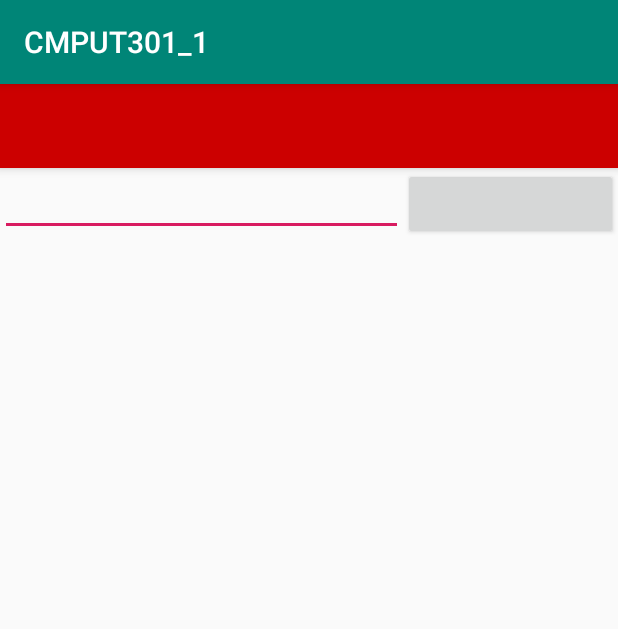
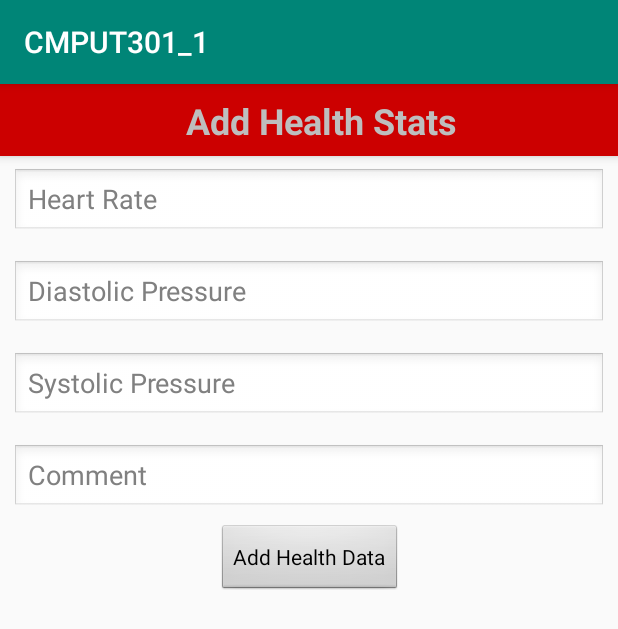
Before and after one commit to DeweertD/CMPUT301_1, an Android app: the screen it shows after launch (AddHealthStats), after a tap on an icon or button, on a phone screen of 412 x 824 dp. Shown: the top 629 px of the screen. Run offline under Robolectric (Android 15) with nearby library versions, the phone set to English and light mode, and no system bars.

Commit message:
Added health data input page

```diff
--- a/app/src/main/java/com/devon/deweert/cmput301_1/AddHealthStats.java
+++ b/app/src/main/java/com/devon/deweert/cmput301_1/AddHealthStats.java
@@ -2,12 +2,64 @@ package com.devon.deweert.cmput301_1;
 
 import android.support.v7.app.AppCompatActivity;
 import android.os.Bundle;
+import android.text.InputType;
+import android.view.View;
+import android.widget.Button;
+import android.widget.EditText;
+import android.widget.Toast;
 
 public class AddHealthStats extends AppCompatActivity {
+
+    private Button addHealthStatsButton;
+    private EditText heartRateEditText;
+    private EditText diastolicEditText;
+    private EditText systolicEditText;
+    private EditText commentEditText;
 
     @Override
     protected void onCreate(Bundle savedInstanceState) {
         super.onCreate(savedInstanceState);
         setContentView(R.layout.activity_add_health_stats);
+
+        addHealthStatsButton = (Button) findViewById(R.id.SubmitHealthStats);
+        heartRateEditText = (EditText) findViewById(R.id.HeartRateTextField);
+        diastolicEditText = (EditText) findViewById(R.id.DiastolicPressureTextField);
+        systolicEditText = (EditText) findViewById(R.id.SystolicPressureTextField);
+        commentEditText = (EditText) findViewById(R.id.CommentTextField);
+        heartRateEditText.setInputType(InputType.TYPE_CLASS_NUMBER);
+        diastolicEditText.setInputType(InputType.TYPE_CLASS_NUMBER);
+        systolicEditText.setInputType(InputType.TYPE_CLASS_NUMBER);
+
+        addHealthStatsButton.setOnClickListener(new View.OnClickListener() {
+            public void onClick(View v) {
+                checkHealthStatsData();
+            }
+        });
+    }
+
+    public void checkHealthStatsData(){
+        String toShowinToast = "Data is not valid";
+        Integer heartRate = tryParseInt(heartRateEditText.getText().toString());
+        Integer diastolic = tryParseInt(diastolicEditText.getText().toString());
+        Integer systolic = tryParseInt(systolicEditText.getText().toString());
+        String comment = commentEditText.getText().toString();
+        if(heartRate > 0 && diastolic > 0 && systolic > 0){
+            toShowinToast = "Data entered into system";
+            heartRateEditText.setText("");
+            systolicEditText.setText("");
+            diastolicEditText.setText("");
+            commentEditText.setText("");
+        }
+        Toast toast = Toast.makeText(this, toShowinToast, Toast.LENGTH_SHORT);
+        toast.show();
+    }
+
+    private Integer tryParseInt(String value) {
+        try {
+            return Integer.parseInt(value);
+        } catch(NumberFormatException nfe) {
+            // Log exception.
+            return 0;
+        }
     }
 }
--- a/app/src/main/java/com/devon/deweert/cmput301_1/MainActivity.java
+++ b/app/src/main/java/com/devon/deweert/cmput301_1/MainActivity.java
@@ -38,16 +38,10 @@ public class MainActivity extends AppCompatActivity {
         mainLayoutManager = new LinearLayoutManager(this);
         mainRecyclerView.setLayoutManager(mainLayoutManager);
 
-        RecyclerViewClickListener listener = new RecyclerViewClickListener() {
-            @Override
-            public void onClick(View view, int position) {
-                startHealthStatsViewer();
 
-            }
-        };
 
         // specify an adapter (see also next example)
-        mainRecycleViewAdapter = new MainRecyclerViewAdapter(listener);
+        mainRecycleViewAdapter = new MainRecyclerViewAdapter();
         mainRecyclerView.setAdapter(mainRecycleViewAdapter);
 
         swipeController = new SwipeController(mainRecycleViewAdapter);
--- a/app/src/main/java/com/devon/deweert/cmput301_1/MainRecyclerViewAdapter.java
+++ b/app/src/main/java/com/devon/deweert/cmput301_1/MainRecyclerViewAdapter.java
@@ -16,9 +16,16 @@ import java.util.List;
 import static com.devon.deweert.cmput301_1.MyHealthStats.HEALTH_STAT_ID_EXTRA;
 
 public class MainRecyclerViewAdapter extends RecyclerView.Adapter<MainRecyclerViewAdapter.MainViewHolder> {
-    private ArrayList<MyHealthStats> mainDataset;
 
-    private RecyclerViewClickListener myListener;
+    private ArrayList<MyHealthStats> mainDataset = new ArrayList<MyHealthStats>();
+
+    private RecyclerViewClickListener listener = new RecyclerViewClickListener() {
+        @Override
+        public void onClick(View view, int position) {
+            //Do stuff
+
+        }
+    };
 
     // Provide a reference to the views for each data item
     // Complex data items may need more than one view per item, and
@@ -45,9 +52,8 @@ public class MainRecyclerViewAdapter extends RecyclerView.Adapter<MainRecyclerVi
     }
 
     // Provide a suitable constructor (depends on the kind of dataset)
-    public MainRecyclerViewAdapter(RecyclerViewClickListener listener) {
+    public MainRecyclerViewAdapter() {
 
-        myListener = listener;
     }
 
     // Create new views (invoked by the layout manager)
@@ -58,7 +64,7 @@ public class MainRecyclerViewAdapter extends RecyclerView.Adapter<MainRecyclerVi
         LinearLayout v = (LinearLayout) LayoutInflater.from(parent.getContext())
                 .inflate(R.layout.recycler_view_item, parent, false);
 
-        MainViewHolder vh = new MainViewHolder(v, myListener);
+        MainViewHolder vh = new MainViewHolder(v, listener);
         return vh;
     }
 
--- a/app/src/main/res/layout/activity_add_health_stats.xml
+++ b/app/src/main/res/layout/activity_add_health_stats.xml
@@ -1,58 +1,118 @@
 <?xml version="1.0" encoding="utf-8"?>
-<android.support.design.widget.CoordinatorLayout xmlns:android="http://schemas.android.com/apk/res/android"
+<android.support.constraint.ConstraintLayout xmlns:android="http://schemas.android.com/apk/res/android"
     xmlns:app="http://schemas.android.com/apk/res-auto"
     xmlns:tools="http://schemas.android.com/tools"
     android:layout_width="match_parent"
     android:layout_height="match_parent"
+    android:theme="@android:style/Theme.NoTitleBar"
     tools:context=".AddHealthStats">
 
 <android.support.design.widget.AppBarLayout
+android:id="@+id/addHealthStatsAppBarLayout"
 android:layout_width="match_parent"
 android:layout_height="wrap_content"
-        android:theme="@style/AppTheme">
-
+app:layout_constraintTop_toTopOf="parent">
 
 
     <android.support.v7.widget.Toolbar
-            android:id="@+id/toolbar"
+        android:id="@+id/AddHealthStats"
         android:layout_width="match_parent"
         android:layout_height="?attr/actionBarSize"
         android:background="@android:color/holo_red_dark">
 
         <TextView
-                android:id="@+id/textView"
+            android:id="@+id/AddHealthStatsTitle"
             android:layout_width="match_parent"
             android:layout_height="match_parent"
+            android:layout_marginTop="8dp"
+            android:text="@string/add_health_stats_title"
             android:textAlignment="center"
-                android:textSize="24sp" />
+            android:textSize="24sp"
+            android:textStyle="bold" />
     </android.support.v7.widget.Toolbar>
 
 </android.support.design.widget.AppBarLayout>
 
-    <LinearLayout
-        app:layout_behavior="@string/appbar_scrolling_view_behavior"
-        android:layout_width="match_parent"
-        android:layout_height="match_parent"
-        android:useDefaultMargins="true"
-        android:alignmentMode="alignBounds"
-        android:columnOrderPreserved="false"
-        android:columnCount="4">
-
+    <EditText
+        android:id="@+id/HeartRateTextField"
+        android:layout_width="0dp"
+        android:layout_height="45dp"
+        android:layout_marginStart="8dp"
+        android:layout_marginTop="8dp"
+        android:layout_marginEnd="8dp"
+        android:layout_marginBottom="8dp"
+        android:ems="10"
+        android:hint="@string/hint_add_heart_rate"
+        android:importantForAutofill="no"
+        android:inputType="number"
+        app:layout_constraintBottom_toTopOf="@+id/DiastolicPressureTextField"
+        app:layout_constraintEnd_toEndOf="parent"
+        app:layout_constraintStart_toStartOf="parent"
+        app:layout_constraintTop_toBottomOf="@+id/addHealthStatsAppBarLayout" />
 
     <EditText
-            android:id="@+id/AddRouteTextField"
+        android:id="@+id/DiastolicPressureTextField"
+        android:layout_width="0dp"
+        android:layout_height="45dp"
+        android:layout_marginStart="8dp"
+        android:layout_marginTop="8dp"
+        android:layout_marginEnd="8dp"
+        android:layout_marginBottom="8dp"
+        android:ems="10"
+        android:hint="@string/hint_add_d_pressure"
+        android:inputType="number"
+        app:layout_constraintBottom_toTopOf="@+id/SystolicPressureTextField"
+        app:layout_constraintEnd_toEndOf="parent"
+        app:layout_constraintHorizontal_bias="0.0"
+        app:layout_constraintStart_toStartOf="parent"
+        app:layout_constraintTop_toBottomOf="@+id/HeartRateTextField" />
+
+    <EditText
+        android:id="@+id/SystolicPressureTextField"
+        android:layout_width="0dp"
+        android:layout_height="45dp"
+        android:layout_marginStart="8dp"
+        android:layout_marginTop="8dp"
+        android:layout_marginEnd="8dp"
+
+        android:layout_marginBottom="8dp"
+        android:ems="10"
+        android:hint="@string/hint_add_s_pressure"
+        android:inputType="number"
+        app:layout_constraintBottom_toTopOf="@+id/CommentTextField"
+        app:layout_constraintEnd_toEndOf="parent"
+        app:layout_constraintHorizontal_bias="0.0"
+        app:layout_constraintStart_toStartOf="parent"
+        app:layout_constraintTop_toBottomOf="@+id/DiastolicPressureTextField" />
+
+    <EditText
+        android:id="@+id/CommentTextField"
+        android:layout_width="0dp"
+        android:layout_height="45dp"
+        android:layout_marginStart="8dp"
+        android:layout_marginTop="8dp"
+        android:layout_marginEnd="8dp"
+        android:layout_marginBottom="8dp"
+        android:ems="10"
+        android:hint="@string/hint_add_comment"
+        android:inputType="textPersonName"
+        app:layout_constraintBottom_toTopOf="@+id/SubmitHealthStats"
+        app:layout_constraintEnd_toEndOf="parent"
+        app:layout_constraintHorizontal_bias="0.0"
+        app:layout_constraintStart_toStartOf="parent"
+        app:layout_constraintTop_toBottomOf="@+id/SystolicPressureTextField" />
+
+    <Button
+        android:id="@+id/SubmitHealthStats"
         android:layout_width="wrap_content"
         android:layout_height="wrap_content"
-            android:layout_weight="1"
-            android:ems="10"
-            android:inputType="textPersonName"/>
+        android:layout_marginStart="162dp"
+        android:layout_marginTop="8dp"
+        android:layout_marginEnd="162dp"
+        android:text="@string/add_health_stats_button"
+        app:layout_constraintEnd_toEndOf="parent"
+        app:layout_constraintHorizontal_bias="0.507"
+        app:layout_constraintStart_toStartOf="parent"
+        app:layout_constraintTop_toBottomOf="@+id/CommentTextField" />
 
-        <Button
-            android:id="@+id/AddRouteButton"
-            android:layout_width="wrap_content"
-            android:layout_height="wrap_content"
-            android:layout_weight="1"
-            />
-    </LinearLayout>
-
-</android.support.design.widget.CoordinatorLayout>
+</android.support.constraint.ConstraintLayout>
--- a/app/src/main/res/layout/activity_main.xml
+++ b/app/src/main/res/layout/activity_main.xml
@@ -4,6 +4,7 @@
     xmlns:tools="http://schemas.android.com/tools"
     android:layout_width="match_parent"
     android:layout_height="match_parent"
+    android:theme="@android:style/Theme.NoTitleBar"
     tools:context=".MainActivity">
 
 
--- a/app/src/main/res/values/strings.xml
+++ b/app/src/main/res/values/strings.xml
@@ -1,4 +1,10 @@
 <resources>
     <string name="app_name">CMPUT301_1</string>
     <string name="Recycler_View_Heart_Image">Heart Picture</string>
+    <string name="add_health_stats_title">Add Health Stats</string>
+    <string name="add_health_stats_button">Add Health Data</string>
+    <string name="hint_add_heart_rate">Heart Rate</string>
+    <string name="hint_add_d_pressure">Diastolic Pressure</string>
+    <string name="hint_add_s_pressure">Systolic Pressure</string>
+    <string name="hint_add_comment">Comment</string>
 </resources>
```
Lines whose indentation alone changed are shown as unchanged.
